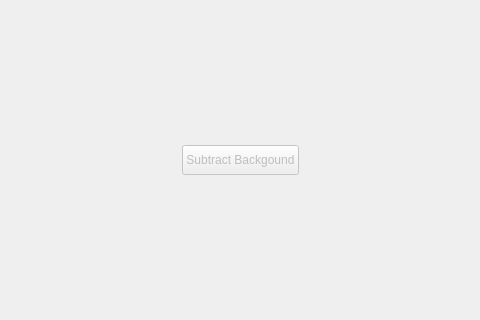
BioPhysicsUP/Full_SMS, file src/resources/ui/main_window.ui: the form before one commit; both pictures show x 513 to 993 and y 365 to 685 of the 1250 by 800 pixel window.
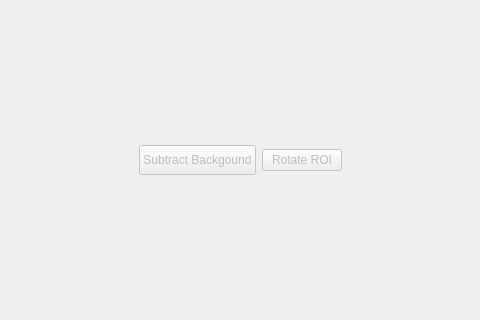
The form after the commit. The open tabs and pages were chosen to show the change. Icons and pictures are not drawn. Custom widgets are drawn as their Qt base class.

Commit message: Updated spectra ROI functionality

Diff of the .ui file:
```diff
--- a/src/resources/ui/main_window.ui
+++ b/src/resources/ui/main_window.ui
@@ -5551,6 +5551,16 @@
             </property>
            </widget>
           </item>
+          <item>
+           <widget class="QPushButton" name="btnRotateROI">
+            <property name="enabled">
+             <bool>false</bool>
+            </property>
+            <property name="text">
+             <string>Rotate ROI</string>
+            </property>
+           </widget>
+          </item>
           <item>
            <spacer name="spcSpectra_Buttons_Right">
             <property name="orientation">
```
Left out of the diff: 2 changed lines with no effect on the pictures. The commit also changes 2 other files.
